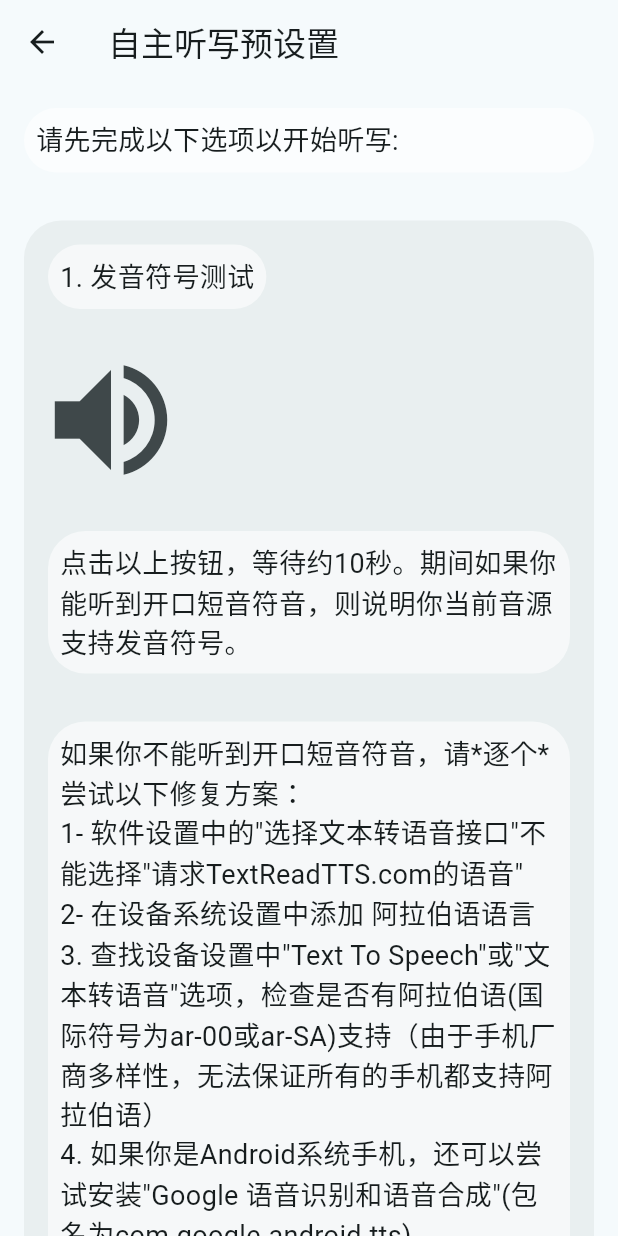
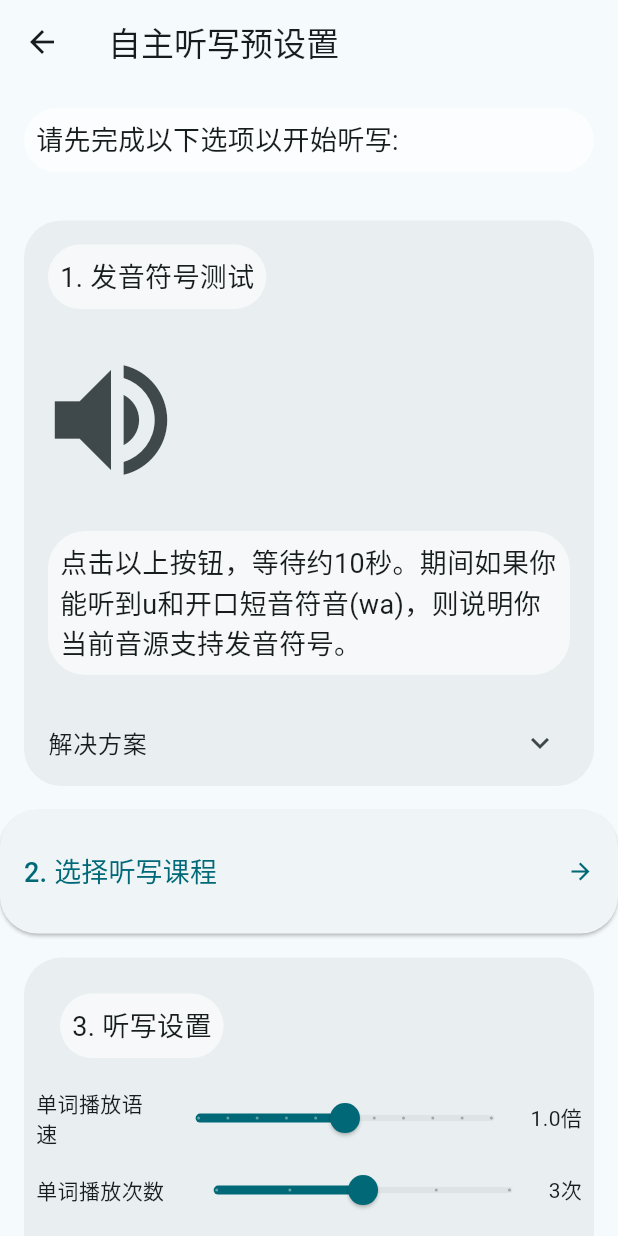
Before and after one commit to OctagonalStar/arabic_learning, a Flutter app: the ForeListeningSettingPage screen opened directly, after a tap on the "volume up" icon, on a phone screen of 412 x 824 dp. Run offline on Flutter 3.47's test engine with Material 3 defaults, Android fonts, the phone set to English and light mode, and no system bars; our stand-ins replace dio, file_picker, flutter_markdown_plus, flutter_tts, just_audio, shared_preferences; missing offline and left inert: fsrs, sherpa_onnx, webdav_client, window_manager; accounts and stored records are empty.

Commit message:
feat(listening_test): improve listening_test_page logic
优化听写预设置页面逻辑

Signed-off-by: OctagonalStar <76486554+OctagonalStar@users.noreply.github.com>

```diff
--- a/lib/sub_pages_builder/test_pages/listening_test_page.dart
+++ b/lib/sub_pages_builder/test_pages/listening_test_page.dart
@@ -3,17 +3,25 @@ import 'package:arabic_learning/funcs/utili.dart';
 import 'package:arabic_learning/vars/statics_var.dart';
 import 'package:flutter/material.dart';
 
-class ForeListeningSettingPage extends StatelessWidget {
+class ForeListeningSettingPage extends StatefulWidget {
   const ForeListeningSettingPage({super.key});
 
   @override
-  Widget build(BuildContext context) {
+  State<StatefulWidget> createState() => _ForeListeningSettingPage();
+}
+
+class _ForeListeningSettingPage extends State<ForeListeningSettingPage> {
   double playRate = 1.0;
   int playTimes = 3;
   int interval = 5;
   int intervalBetweenWords = 10;
-    List<List<String>>? selectedClasses;
+  List<List<String>> selectedClasses = [];
+
+
+  @override
+  Widget build(BuildContext context) {
     MediaQueryData mediaQuery = MediaQuery.of(context);
+    int wordCount = getSelectedWords(context, forceSelectClasses: selectedClasses).length;
     return Scaffold(
       appBar: AppBar(
         title: Text('自主听写预设置'),
@@ -35,12 +43,22 @@ class ForeListeningSettingPage extends StatelessWidget {
                   TextContainer(text: "1. 发音符号测试"),
                   IconButton(
                     onPressed: () {
-                      playTextToSpeech("َ", context);
+                      playTextToSpeech("وَ", context);
                     },
                     icon: Icon(Icons.volume_up, size: 100)
                   ),
-                  TextContainer(text: "点击以上按钮，等待约10秒。期间如果你能听到开口短音符音，则说明你当前音源支持发音符号。"),
-                  TextContainer(text: "如果你不能听到开口短音符音，请*逐个*尝试以下修复方案：\n1- 软件设置中的\"选择文本转语音接口\"不能选择\"请求TextReadTTS.com的语音\"\n2- 在设备系统设置中添加 阿拉伯语语言\n3. 查找设备设置中\"Text To Speech\"或\"文本转语音\"选项，检查是否有阿拉伯语(国际符号为ar-00或ar-SA)支持（由于手机厂商多样性，无法保证所有的手机都支持阿拉伯语）\n4. 如果你是Android系统手机，还可以尝试安装\"Google 语音识别和语音合成\"(包名为com.google.android.tts)\n5. 终极方案：使用APP版本，在软件内-设置 下载文本转语音神经网络模型并设置文本转语音为神经网络合成语音")
+                  TextContainer(text: "点击以上按钮，等待约10秒。期间如果你能听到u和开口短音符音(wa)，则说明你当前音源支持发音符号。"),
+                  ExpansionTile(
+                    title: Text("解决方案"),
+                    children: [
+                      TextContainer(text: "如果你不能听到开口短音符音，请*逐个*尝试以下修复方案："),
+                      TextContainer(text: "1. 软件设置中的\"选择文本转语音接口\"不能选择\"请求TextReadTTS.com的语音\""),
+                      TextContainer(text: "2. 查找设备设置中\"Text To Speech\"或\"文本转语音\"选项，检查是否有阿拉伯语(国际符号为ar-00或ar-SA)支持（由于手机厂商多样性，无法保证所有的手机都支持阿拉伯语）"),
+                      TextContainer(text: "3. 如果你是Android系统手机，还可以尝试安装\"Google 语音识别和语音合成\"(包名为com.google.android.tts)", selectable: true),
+                      TextContainer(text: "4. 终极方案：使用APP版本，在软件内-设置 下载文本转语音神经网络模型并设置文本转语音为神经网络合成语音")
+                    ],
+                  )
+
                 ],
               ),
             ),
@@ -54,6 +72,7 @@ class ForeListeningSettingPage extends StatelessWidget {
               ),
               onPressed: () async {
                 selectedClasses = await popSelectClasses(context, withCache: false);
+                setState(() {});
               },
               child: Column(
                 children: [
@@ -67,9 +86,7 @@ class ForeListeningSettingPage extends StatelessWidget {
                 ],
               )
             ),
-            StatefulBuilder(
-              builder: (context, setLocalState) {
-                return Container(
+            Container(
               margin: EdgeInsets.all(16.0),
               padding: EdgeInsets.all(8.0),
               decoration: BoxDecoration(
@@ -93,7 +110,7 @@ class ForeListeningSettingPage extends StatelessWidget {
                           divisions: 10,
                           label: playRate.toStringAsFixed(1),
                           onChanged: (double value) {
-                                setLocalState(() {
+                            setState(() {
                               playRate = value;
                             });
                           }
@@ -114,7 +131,7 @@ class ForeListeningSettingPage extends StatelessWidget {
                           divisions: 4,
                           label: playTimes.toString(),
                           onChanged: (double value) {
-                                setLocalState(() {
+                            setState(() {
                               playTimes = value.toInt();
                             });
                           }
@@ -135,7 +152,7 @@ class ForeListeningSettingPage extends StatelessWidget {
                           divisions: 19,
                           label: intervalBetweenWords.toString(),
                           onChanged: (double value) {
-                                setLocalState(
+                            setState(
                               () {
                                 intervalBetweenWords = value.toInt();
                               }
@@ -158,7 +175,7 @@ class ForeListeningSettingPage extends StatelessWidget {
                           divisions: 14,
                           label: interval.toString(),
                           onChanged: (double value) {
-                                setLocalState(
+                            setState(
                               () {
                                 interval = value.toInt();
                               }
@@ -169,11 +186,9 @@ class ForeListeningSettingPage extends StatelessWidget {
                       Text("${interval.toString()}秒"),
                     ]
                   ),
-                      TextContainer(text: "已选择了 ${getSelectedWords(context, forceSelectClasses: selectedClasses).length} 个单词，大致需要${((getSelectedWords(context, forceSelectClasses: selectedClasses).length * playTimes * (interval + 1) + getSelectedWords(context, forceSelectClasses: selectedClasses).length * intervalBetweenWords)) ~/ 60}分钟 完成"),
+                  TextContainer(text: "已选择了 $wordCount 个单词，大致需要${((wordCount * playTimes * (interval + 1) + wordCount * intervalBetweenWords)) ~/ 60}分钟 完成"),
                 ],
               ),
-                );
-              }
             ),
             ElevatedButton.icon(
               style: ElevatedButton.styleFrom(
@@ -186,7 +201,7 @@ class ForeListeningSettingPage extends StatelessWidget {
               icon: Icon(Icons.rocket_launch, size: 32.0,),
               label: Text("听写，启动！", style: TextStyle(fontSize: 24.0),),
               onPressed: () {
-                if((selectedClasses ?? []).isEmpty) {
+                if(selectedClasses.isEmpty) {
                   alart(context, "是哪个小可爱没选课程就来听写了");
                   return;
                 }
@@ -228,7 +243,7 @@ class MainListeningPage extends StatefulWidget {
 class _MainListeningPageState extends State<MainListeningPage> {
   int index = 0;
   String state = "请点击开始按钮以开始听写";
-  String counter = "进入时间: ${DateTime.now().toString()}";
+  String counter = "";
   List<int> marks = [];
   int stage = 0;
   // 0: 播放前
```
Lines whose indentation alone changed are shown as unchanged.
